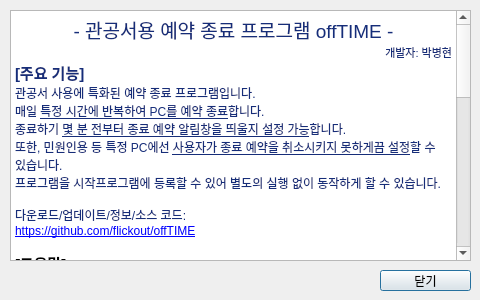
paulp-o/offTIME, file offTIME/ui/help.ui: the form before one commit.
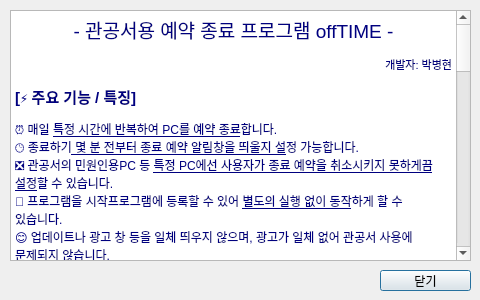
The form after the commit. Icons and pictures are not drawn.

```diff
--- a/offTIME/ui/help.ui
+++ b/offTIME/ui/help.ui
@@ -89,42 +89,42 @@
 &lt;html&gt;&lt;head&gt;&lt;meta name=&quot;qrichtext&quot; content=&quot;1&quot; /&gt;&lt;style type=&quot;text/css&quot;&gt;
 p, li { white-space: pre-wrap; }
 &lt;/style&gt;&lt;/head&gt;&lt;body style=&quot; font-family:'Gulim'; font-size:9pt; font-weight:400; font-style:normal;&quot;&gt;
-&lt;p align=&quot;center&quot; style=&quot; margin-top:0px; margin-bottom:0px; margin-left:0px; margin-right:0px; -qt-block-indent:0; text-indent:0px;&quot;&gt;&lt;span style=&quot; font-size:14pt; color:#162d79;&quot;&gt;- 관공서용 예약 종료 프로그램 offTIME -&lt;/span&gt;&lt;/p&gt;
-&lt;p align=&quot;right&quot; style=&quot; margin-top:0px; margin-bottom:0px; margin-left:0px; margin-right:0px; -qt-block-indent:0; text-indent:0px;&quot;&gt;&lt;span style=&quot; font-size:8pt; color:#162d79;&quot;&gt;개발자: 박병현&lt;/span&gt;&lt;/p&gt;
-&lt;p style=&quot; margin-top:0px; margin-bottom:0px; margin-left:0px; margin-right:0px; -qt-block-indent:0; text-indent:0px;&quot;&gt;&lt;span style=&quot; font-size:11pt; font-weight:600; color:#162d79;&quot;&gt;[주요 기능]&lt;/span&gt;&lt;/p&gt;
-&lt;p style=&quot; margin-top:0px; margin-bottom:0px; margin-left:0px; margin-right:0px; -qt-block-indent:0; text-indent:0px;&quot;&gt;&lt;span style=&quot; color:#162d79;&quot;&gt;관공서 사용에 특화된 예약 종료 프로그램입니다.&lt;/span&gt;&lt;/p&gt;
-&lt;p style=&quot; margin-top:0px; margin-bottom:0px; margin-left:0px; margin-right:0px; -qt-block-indent:0; text-indent:0px;&quot;&gt;&lt;span style=&quot; color:#162d79;&quot;&gt;매일 &lt;/span&gt;&lt;span style=&quot; text-decoration: underline; color:#162d79;&quot;&gt;특정 시간에 반복하여 PC를 예약 종료&lt;/span&gt;&lt;span style=&quot; color:#162d79;&quot;&gt;합니다.&lt;/span&gt;&lt;/p&gt;
-&lt;p style=&quot; margin-top:0px; margin-bottom:0px; margin-left:0px; margin-right:0px; -qt-block-indent:0; text-indent:0px;&quot;&gt;&lt;span style=&quot; color:#162d79;&quot;&gt;종료하기 &lt;/span&gt;&lt;span style=&quot; text-decoration: underline; color:#162d79;&quot;&gt;몇 분 전부터 종료 예약 알림창을 띄울지 설정 가능&lt;/span&gt;&lt;span style=&quot; color:#162d79;&quot;&gt;합니다.&lt;/span&gt;&lt;/p&gt;
-&lt;p style=&quot; margin-top:0px; margin-bottom:0px; margin-left:0px; margin-right:0px; -qt-block-indent:0; text-indent:0px;&quot;&gt;&lt;span style=&quot; color:#162d79;&quot;&gt;또한, 민원인용 등 특정 PC에선 &lt;/span&gt;&lt;span style=&quot; text-decoration: underline; color:#162d79;&quot;&gt;사용자가 종료 예약을 취소시키지 못하게끔 설정&lt;/span&gt;&lt;span style=&quot; color:#162d79;&quot;&gt;할 수 있습니다.&lt;/span&gt;&lt;/p&gt;
-&lt;p style=&quot; margin-top:0px; margin-bottom:0px; margin-left:0px; margin-right:0px; -qt-block-indent:0; text-indent:0px;&quot;&gt;&lt;span style=&quot; color:#162d79;&quot;&gt;프로그램을 시작프로그램에 등록할 수 있어 별도의 실행 없이 동작하게 할 수 있습니다.&lt;/span&gt;&lt;/p&gt;
-&lt;p style=&quot;-qt-paragraph-type:empty; margin-top:0px; margin-bottom:0px; margin-left:0px; margin-right:0px; -qt-block-indent:0; text-indent:0px; color:#162d79;&quot;&gt;&lt;br /&gt;&lt;/p&gt;
-&lt;p style=&quot; margin-top:0px; margin-bottom:0px; margin-left:0px; margin-right:0px; -qt-block-indent:0; text-indent:0px;&quot;&gt;&lt;span style=&quot; color:#162d79;&quot;&gt;다운로드/업데이트/정보/소스 코드:&lt;/span&gt;&lt;/p&gt;
-&lt;p style=&quot; margin-top:0px; margin-bottom:0px; margin-left:0px; margin-right:0px; -qt-block-indent:0; text-indent:0px;&quot;&gt;&lt;a href=&quot;https://github.com/flickout/offTIME&quot;&gt;&lt;span style=&quot; text-decoration: underline; color:#0000ff;&quot;&gt;https://github.com/flickout/offTIME&lt;/span&gt;&lt;/a&gt;&lt;/p&gt;
-&lt;p style=&quot;-qt-paragraph-type:empty; margin-top:0px; margin-bottom:0px; margin-left:0px; margin-right:0px; -qt-block-indent:0; text-indent:0px;&quot;&gt;&lt;br /&gt;&lt;/p&gt;
-&lt;p style=&quot; margin-top:0px; margin-bottom:0px; margin-left:0px; margin-right:0px; -qt-block-indent:0; text-indent:0px;&quot;&gt;&lt;span style=&quot; font-size:11pt; font-weight:600;&quot;&gt;[도움말]&lt;/span&gt;&lt;/p&gt;
-&lt;p style=&quot; margin-top:0px; margin-bottom:0px; margin-left:0px; margin-right:0px; -qt-block-indent:0; text-indent:0px;&quot;&gt;&lt;span style=&quot; font-weight:600;&quot;&gt;1. 메인 화면&lt;/span&gt;&lt;/p&gt;
-&lt;p style=&quot; margin-top:0px; margin-bottom:0px; margin-left:0px; margin-right:0px; -qt-block-indent:0; text-indent:0px;&quot;&gt; 1) 예약된 시간:&lt;span style=&quot; font-weight:600;&quot;&gt; &lt;/span&gt;PC의 종료 예약 시간을 표시합니다.&lt;/p&gt;
-&lt;p style=&quot; margin-top:0px; margin-bottom:0px; margin-left:0px; margin-right:0px; -qt-block-indent:0; text-indent:0px;&quot;&gt; 2) 기본 설정&lt;/p&gt;
-&lt;p style=&quot; margin-top:0px; margin-bottom:0px; margin-left:0px; margin-right:0px; -qt-block-indent:0; text-indent:0px;&quot;&gt;   - 예약된 시간에 PC종료하기: 예약된 시간에 PC를 종료할지 설정합니다.&lt;/p&gt;
-&lt;p style=&quot; margin-top:0px; margin-bottom:0px; margin-left:0px; margin-right:0px; -qt-block-indent:0; text-indent:0px;&quot;&gt;   - 예약시간 설정: 시, 분을 직접 클릭하여 수정하거나 마우스 휠을 이용하여 예약 시간을 설정합니다. '적용'버튼을 눌러야 적용됩니다.&lt;/p&gt;
-&lt;p style=&quot;-qt-paragraph-type:empty; margin-top:0px; margin-bottom:0px; margin-left:0px; margin-right:0px; -qt-block-indent:0; text-indent:0px;&quot;&gt;&lt;br /&gt;&lt;/p&gt;
-&lt;p style=&quot; margin-top:0px; margin-bottom:0px; margin-left:0px; margin-right:0px; -qt-block-indent:0; text-indent:0px;&quot;&gt;&lt;span style=&quot; font-weight:600;&quot;&gt;2. 설정 메뉴&lt;/span&gt;&lt;/p&gt;
-&lt;p style=&quot; margin-top:0px; margin-bottom:0px; margin-left:0px; margin-right:0px; -qt-block-indent:0; text-indent:0px;&quot;&gt; 1) 고급 설정&lt;/p&gt;
-&lt;p style=&quot; margin-top:0px; margin-bottom:0px; margin-left:0px; margin-right:0px; -qt-block-indent:0; text-indent:0px;&quot;&gt;   - 활성화 비밀번호: 알맞는 비밀번호를 입력해야 메뉴가 활성화됩니다. &lt;/p&gt;
-&lt;p style=&quot; margin-top:0px; margin-bottom:0px; margin-left:0px; margin-right:0px; -qt-block-indent:0; text-indent:0px;&quot;&gt;   - 상주프로세스: 컴퓨터를 종료하는 프로세스를 수동으로 켜거나 끌 수 있습니다.&lt;/p&gt;
-&lt;p style=&quot; margin-top:0px; margin-bottom:0px; margin-left:0px; margin-right:0px; -qt-block-indent:0; text-indent:0px;&quot;&gt;   - 설정파일: 설정파일의 오류나 오편집으로 인해 프로그램이 오작동할 경우 사용합니다.&lt;/p&gt;
-&lt;p style=&quot; margin-top:0px; margin-bottom:0px; margin-left:0px; margin-right:0px; -qt-block-indent:0; text-indent:0px;&quot;&gt;   - 시작프로그램등록: 상주프로세스를 시작프로그램에 수동으로 등록하거나 해제합니다.&lt;/p&gt;
-&lt;p style=&quot; margin-top:0px; margin-bottom:0px; margin-left:0px; margin-right:0px; -qt-block-indent:0; text-indent:0px;&quot;&gt;   - 예약취소 버튼: PC에서 종료 시간이 거의 다 되었을 때 열리는 안내창에서 예약 취소를 이용자가 직접 취소할 수 있게 하거나 그렇지 못하게 합니다.&lt;/p&gt;
-&lt;p style=&quot; margin-top:0px; margin-bottom:0px; margin-left:0px; margin-right:0px; -qt-block-indent:0; text-indent:0px;&quot;&gt;   - 종료 전 알림: 종료 임박 안내창이 몇 초 전부터 열리게 할지 설정합니다.&lt;/p&gt;
-&lt;p style=&quot; margin-top:0px; margin-bottom:0px; margin-left:0px; margin-right:0px; -qt-block-indent:0; text-indent:0px;&quot;&gt; 2) 업데이트 확인: 인터넷에 접속하여 최신버전이 존재하는지 확인합니다. 최신버전의 유무와 버전명만 확인 가능합니다.&lt;/p&gt;
-&lt;p style=&quot;-qt-paragraph-type:empty; margin-top:0px; margin-bottom:0px; margin-left:0px; margin-right:0px; -qt-block-indent:0; text-indent:0px;&quot;&gt;&lt;br /&gt;&lt;/p&gt;
-&lt;p style=&quot; margin-top:0px; margin-bottom:0px; margin-left:0px; margin-right:0px; -qt-block-indent:0; text-indent:0px;&quot;&gt;&lt;span style=&quot; font-weight:600;&quot;&gt;3. 도움말 메뉴&lt;/span&gt;&lt;/p&gt;
-&lt;p style=&quot; margin-top:0px; margin-bottom:0px; margin-left:0px; margin-right:0px; -qt-block-indent:0; text-indent:0px;&quot;&gt; 1) 도움말: 프로그램의 사용 방법에 대한 설명서를 표시합니다.&lt;/p&gt;
-&lt;p style=&quot; margin-top:0px; margin-bottom:0px; margin-left:0px; margin-right:0px; -qt-block-indent:0; text-indent:0px;&quot;&gt; 2) offTIME 정보: 이 프로그램에 대한 정보를 표시합니다.&lt;/p&gt;
-&lt;p style=&quot; margin-top:0px; margin-bottom:0px; margin-left:0px; margin-right:0px; -qt-block-indent:0; text-indent:0px;&quot;&gt; 3) 오픈 소스 정보: 이 프로그램에 사용된 오픈 소스 요소에 대한 정보를 표시합니다.&lt;/p&gt;
-&lt;p style=&quot;-qt-paragraph-type:empty; margin-top:0px; margin-bottom:0px; margin-left:0px; margin-right:0px; -qt-block-indent:0; text-indent:0px;&quot;&gt;&lt;br /&gt;&lt;/p&gt;
-&lt;p style=&quot;-qt-paragraph-type:empty; margin-top:0px; margin-bottom:0px; margin-left:0px; margin-right:0px; -qt-block-indent:0; text-indent:0px;&quot;&gt;&lt;br /&gt;&lt;/p&gt;
-&lt;p style=&quot; margin-top:0px; margin-bottom:0px; margin-left:0px; margin-right:0px; -qt-block-indent:0; text-indent:0px;&quot;&gt;&lt;span style=&quot; color:#2f6fab;&quot;&gt;* 본 프로그램은 GNU General Public License version 3.0 (GPLv3) 라이센스로 배포되었습니다.&lt;/span&gt;&lt;/p&gt;&lt;/body&gt;&lt;/html&gt;</string>
+&lt;p align=&quot;center&quot; style=&quot; margin-top:12px; margin-bottom:12px; margin-left:0px; margin-right:0px; -qt-block-indent:0; text-indent:0px;&quot;&gt;&lt;span style=&quot; font-size:14pt; color:#00007f;&quot;&gt;- 관공서용 예약 종료 프로그램 offTIME -&lt;/span&gt;&lt;/p&gt;
+&lt;p align=&quot;right&quot; style=&quot; margin-top:12px; margin-bottom:12px; margin-left:0px; margin-right:0px; -qt-block-indent:0; text-indent:0px;&quot;&gt;&lt;span style=&quot; font-size:8pt; color:#00007f;&quot;&gt;개발자: 박병현&lt;/span&gt;&lt;/p&gt;
+&lt;p style=&quot; margin-top:12px; margin-bottom:12px; margin-left:0px; margin-right:0px; -qt-block-indent:0; text-indent:0px;&quot;&gt;&lt;span style=&quot; font-size:11pt; font-weight:600; color:#00007f;&quot;&gt;[&lt;/span&gt;&lt;span style=&quot; font-weight:600; color:#00007f;&quot;&gt;⚡ &lt;/span&gt;&lt;span style=&quot; font-size:11pt; font-weight:600; color:#00007f;&quot;&gt;주요 기능 / 특징]&lt;/span&gt;&lt;/p&gt;
+&lt;p style=&quot; margin-top:0px; margin-bottom:0px; margin-left:0px; margin-right:0px; -qt-block-indent:0; text-indent:0px;&quot;&gt;&lt;span style=&quot; color:#00007f;&quot;&gt;⏰ 매일 &lt;/span&gt;&lt;span style=&quot; text-decoration: underline; color:#00007f;&quot;&gt;특정 시간에 반복하여 PC를 예약 종료&lt;/span&gt;&lt;span style=&quot; color:#00007f;&quot;&gt;합니다.&lt;/span&gt;&lt;/p&gt;
+&lt;p style=&quot; margin-top:0px; margin-bottom:0px; margin-left:0px; margin-right:0px; -qt-block-indent:0; text-indent:0px;&quot;&gt;&lt;span style=&quot; color:#00007f;&quot;&gt;🕒 종료하기&lt;/span&gt;&lt;span style=&quot; text-decoration: underline; color:#00007f;&quot;&gt; 몇 분 전부터 종료 예약 알림창을 띄울지 설&lt;/span&gt;&lt;span style=&quot; color:#00007f;&quot;&gt;정 가능합니다.&lt;/span&gt;&lt;/p&gt;
+&lt;p style=&quot; margin-top:0px; margin-bottom:0px; margin-left:0px; margin-right:0px; -qt-block-indent:0; text-indent:0px;&quot;&gt;&lt;span style=&quot; color:#00007f;&quot;&gt;❎ 관공서의 민원인용PC 등 &lt;/span&gt;&lt;span style=&quot; text-decoration: underline; color:#00007f;&quot;&gt;특정 PC에선 사용자가 종료 예약을 취소시키지 못하게끔 설정&lt;/span&gt;&lt;span style=&quot; color:#00007f;&quot;&gt;할 수 있습니다.&lt;/span&gt;&lt;/p&gt;
+&lt;p style=&quot; margin-top:0px; margin-bottom:0px; margin-left:0px; margin-right:0px; -qt-block-indent:0; text-indent:0px;&quot;&gt;&lt;span style=&quot; color:#00007f;&quot;&gt;🔄 프로그램을 시작프로그램에 등록할 수 있어 &lt;/span&gt;&lt;span style=&quot; text-decoration: underline; color:#00007f;&quot;&gt;별도의 실행 없이 동작&lt;/span&gt;&lt;span style=&quot; color:#00007f;&quot;&gt;하게 할 수 있습니다.&lt;/span&gt;&lt;/p&gt;
+&lt;p style=&quot; margin-top:0px; margin-bottom:0px; margin-left:0px; margin-right:0px; -qt-block-indent:0; text-indent:0px;&quot;&gt;&lt;span style=&quot; color:#00007f;&quot;&gt;😊 업데이트나 광고 창 등을 일체 띄우지 않으며, 광고가 일체 없어 관공서 사용에 문제되지 않습니다.&lt;br /&gt;&lt;/span&gt;&lt;/p&gt;
+&lt;p style=&quot; margin-top:12px; margin-bottom:12px; margin-left:0px; margin-right:0px; -qt-block-indent:0; text-indent:0px;&quot;&gt;&lt;span style=&quot; font-weight:600; color:#00007f;&quot;&gt;다운로드/업데이트/정보/소스 코드:&lt;/span&gt;&lt;/p&gt;
+&lt;p style=&quot; margin-top:12px; margin-bottom:12px; margin-left:0px; margin-right:0px; -qt-block-indent:0; text-indent:0px;&quot;&gt;&lt;a href=&quot;https://github.com/flickout/offTIME&quot;&gt;&lt;span style=&quot; text-decoration: underline; color:#00007f;&quot;&gt;https://github.com/paul-bh/offTIME&lt;/span&gt;&lt;/a&gt;&lt;/p&gt;
+&lt;p style=&quot; margin-top:12px; margin-bottom:12px; margin-left:0px; margin-right:0px; -qt-block-indent:0; text-indent:0px;&quot;&gt;&lt;span style=&quot; color:#00007f;&quot;&gt;&lt;br /&gt;&lt;/span&gt;&lt;/p&gt;
+&lt;p style=&quot; margin-top:12px; margin-bottom:12px; margin-left:0px; margin-right:0px; -qt-block-indent:0; text-indent:0px;&quot;&gt;&lt;span style=&quot; font-size:11pt; font-weight:600; color:#00007f;&quot;&gt;[도움말]&lt;/span&gt;&lt;/p&gt;
+&lt;p style=&quot; margin-top:12px; margin-bottom:12px; margin-left:0px; margin-right:0px; -qt-block-indent:0; text-indent:0px;&quot;&gt;&lt;span style=&quot; font-weight:600; color:#00007f;&quot;&gt;1. 메인 화면&lt;/span&gt;&lt;/p&gt;
+&lt;p style=&quot; margin-top:12px; margin-bottom:12px; margin-left:0px; margin-right:0px; -qt-block-indent:0; text-indent:0px;&quot;&gt;&lt;span style=&quot; color:#00007f;&quot;&gt;1) 예약된 시간:PC의 종료 예약 시간을 표시합니다.&lt;/span&gt;&lt;/p&gt;
+&lt;p style=&quot; margin-top:12px; margin-bottom:12px; margin-left:0px; margin-right:0px; -qt-block-indent:0; text-indent:0px;&quot;&gt;&lt;span style=&quot; color:#00007f;&quot;&gt;2) 기본 설정&lt;/span&gt;&lt;/p&gt;
+&lt;p style=&quot; margin-top:12px; margin-bottom:12px; margin-left:0px; margin-right:0px; -qt-block-indent:0; text-indent:0px;&quot;&gt;&lt;span style=&quot; color:#00007f;&quot;&gt;- 예약된 시간에 PC종료하기: 예약된 시간에 PC를 종료할지 설정합니다.&lt;/span&gt;&lt;/p&gt;
+&lt;p style=&quot; margin-top:12px; margin-bottom:12px; margin-left:0px; margin-right:0px; -qt-block-indent:0; text-indent:0px;&quot;&gt;&lt;span style=&quot; color:#00007f;&quot;&gt;- 예약시간 설정: 시, 분을 직접 클릭하여 수정하거나 마우스 휠을 이용하여 예약 시간을 설정합니다. '적용'버튼을 눌러야 적용됩니다.&lt;/span&gt;&lt;/p&gt;
+&lt;p style=&quot; margin-top:12px; margin-bottom:12px; margin-left:0px; margin-right:0px; -qt-block-indent:0; text-indent:0px;&quot;&gt;&lt;span style=&quot; color:#00007f;&quot;&gt;&lt;br /&gt;&lt;/span&gt;&lt;/p&gt;
+&lt;p style=&quot; margin-top:12px; margin-bottom:12px; margin-left:0px; margin-right:0px; -qt-block-indent:0; text-indent:0px;&quot;&gt;&lt;span style=&quot; font-weight:600; color:#00007f;&quot;&gt;2. 설정 메뉴&lt;/span&gt;&lt;/p&gt;
+&lt;p style=&quot; margin-top:12px; margin-bottom:12px; margin-left:0px; margin-right:0px; -qt-block-indent:0; text-indent:0px;&quot;&gt;&lt;span style=&quot; color:#00007f;&quot;&gt;1) 고급 설정&lt;/span&gt;&lt;/p&gt;
+&lt;p style=&quot; margin-top:12px; margin-bottom:12px; margin-left:0px; margin-right:0px; -qt-block-indent:0; text-indent:0px;&quot;&gt;&lt;span style=&quot; color:#00007f;&quot;&gt;- 활성화 비밀번호: 알맞는 비밀번호를 입력해야 메뉴가 활성화됩니다. &lt;/span&gt;&lt;/p&gt;
+&lt;p style=&quot; margin-top:12px; margin-bottom:12px; margin-left:0px; margin-right:0px; -qt-block-indent:0; text-indent:0px;&quot;&gt;&lt;span style=&quot; color:#00007f;&quot;&gt;- 상주프로세스: 컴퓨터를 종료하는 프로세스를 수동으로 켜거나 끌 수 있습니다.&lt;/span&gt;&lt;/p&gt;
+&lt;p style=&quot; margin-top:12px; margin-bottom:12px; margin-left:0px; margin-right:0px; -qt-block-indent:0; text-indent:0px;&quot;&gt;&lt;span style=&quot; color:#00007f;&quot;&gt;- 설정파일: 설정파일의 오류나 오편집으로 인해 프로그램이 오작동할 경우 사용합니다.&lt;/span&gt;&lt;/p&gt;
+&lt;p style=&quot; margin-top:12px; margin-bottom:12px; margin-left:0px; margin-right:0px; -qt-block-indent:0; text-indent:0px;&quot;&gt;&lt;span style=&quot; color:#00007f;&quot;&gt;- 시작프로그램등록: 상주프로세스를 시작프로그램에 수동으로 등록하거나 해제합니다.&lt;/span&gt;&lt;/p&gt;
+&lt;p style=&quot; margin-top:12px; margin-bottom:12px; margin-left:0px; margin-right:0px; -qt-block-indent:0; text-indent:0px;&quot;&gt;&lt;span style=&quot; color:#00007f;&quot;&gt;- 예약취소 버튼: PC에서 종료 시간이 거의 다 되었을 때 열리는 안내창에서 예약 취소를 이용자가 직접 취소할 수 있게 하거나 그렇지 못하게 합니다.&lt;/span&gt;&lt;/p&gt;
+&lt;p style=&quot; margin-top:12px; margin-bottom:12px; margin-left:0px; margin-right:0px; -qt-block-indent:0; text-indent:0px;&quot;&gt;&lt;span style=&quot; color:#00007f;&quot;&gt;- 종료 전 알림: 종료 임박 안내창이 몇 초 전부터 열리게 할지 설정합니다.&lt;/span&gt;&lt;/p&gt;
+&lt;p style=&quot; margin-top:12px; margin-bottom:12px; margin-left:0px; margin-right:0px; -qt-block-indent:0; text-indent:0px;&quot;&gt;&lt;span style=&quot; color:#00007f;&quot;&gt;2) 업데이트 확인: 인터넷에 접속하여 최신버전이 존재하는지 확인합니다. 현재는 현재 버전과 최신 버전만 확인 가능합니다.&lt;/span&gt;&lt;/p&gt;
+&lt;p style=&quot; margin-top:12px; margin-bottom:12px; margin-left:0px; margin-right:0px; -qt-block-indent:0; text-indent:0px;&quot;&gt;&lt;span style=&quot; color:#00007f;&quot;&gt;&lt;br /&gt;&lt;/span&gt;&lt;/p&gt;
+&lt;p style=&quot; margin-top:12px; margin-bottom:12px; margin-left:0px; margin-right:0px; -qt-block-indent:0; text-indent:0px;&quot;&gt;&lt;span style=&quot; font-weight:600; color:#00007f;&quot;&gt;3. 도움말 메뉴&lt;/span&gt;&lt;/p&gt;
+&lt;p style=&quot; margin-top:12px; margin-bottom:12px; margin-left:0px; margin-right:0px; -qt-block-indent:0; text-indent:0px;&quot;&gt;&lt;span style=&quot; color:#00007f;&quot;&gt;1) 도움말: 프로그램의 사용 방법에 대한 설명서를 표시합니다.&lt;/span&gt;&lt;/p&gt;
+&lt;p style=&quot; margin-top:12px; margin-bottom:12px; margin-left:0px; margin-right:0px; -qt-block-indent:0; text-indent:0px;&quot;&gt;&lt;span style=&quot; color:#00007f;&quot;&gt;2) offTIME 정보: 이 프로그램에 대한 정보를 표시합니다.&lt;/span&gt;&lt;/p&gt;
+&lt;p style=&quot; margin-top:12px; margin-bottom:12px; margin-left:0px; margin-right:0px; -qt-block-indent:0; text-indent:0px;&quot;&gt;&lt;span style=&quot; color:#00007f;&quot;&gt;3) 오픈 소스 정보: 이 프로그램에 사용된 오픈 소스 요소에 대한 정보를 표시합니다.&lt;/span&gt;&lt;/p&gt;
+&lt;p style=&quot; margin-top:12px; margin-bottom:12px; margin-left:0px; margin-right:0px; -qt-block-indent:0; text-indent:0px;&quot;&gt;&lt;span style=&quot; color:#00007f;&quot;&gt;&lt;br /&gt;&lt;/span&gt;&lt;span style=&quot; font-weight:600; color:#00007f;&quot;&gt;📃 사용 원칙 (라이센스)&lt;/span&gt;&lt;/p&gt;
+&lt;p style=&quot; margin-top:0px; margin-bottom:0px; margin-left:0px; margin-right:0px; -qt-block-indent:0; text-indent:0px;&quot;&gt;&lt;span style=&quot; color:#00007f;&quot;&gt;이 프로그램은 GPLv3 라이센스로 배포됩니다.&lt;/span&gt;&lt;/p&gt;
+&lt;p style=&quot; margin-top:0px; margin-bottom:0px; margin-left:0px; margin-right:0px; -qt-block-indent:0; text-indent:0px;&quot;&gt;&lt;span style=&quot; color:#00007f;&quot;&gt;개인, 기업, 관공서 등 모든 사용자가 자유롭게 이용할 수 있습니다.&lt;/span&gt;&lt;/p&gt;
+&lt;p style=&quot; margin-top:0px; margin-bottom:0px; margin-left:0px; margin-right:0px; -qt-block-indent:0; text-indent:0px;&quot;&gt;&lt;span style=&quot; color:#00007f;&quot;&gt;이 프로그램을 재배포할 시 원작자를 표시해야 합니다.&lt;/span&gt;&lt;/p&gt;&lt;/body&gt;&lt;/html&gt;</string>
    </property>
    <property name="textInteractionFlags">
     <set>Qt::LinksAccessibleByKeyboard|Qt::LinksAccessibleByMouse|Qt::TextBrowserInteraction|Qt::TextSelectableByKeyboard|Qt::TextSelectableByMouse</set>
```
